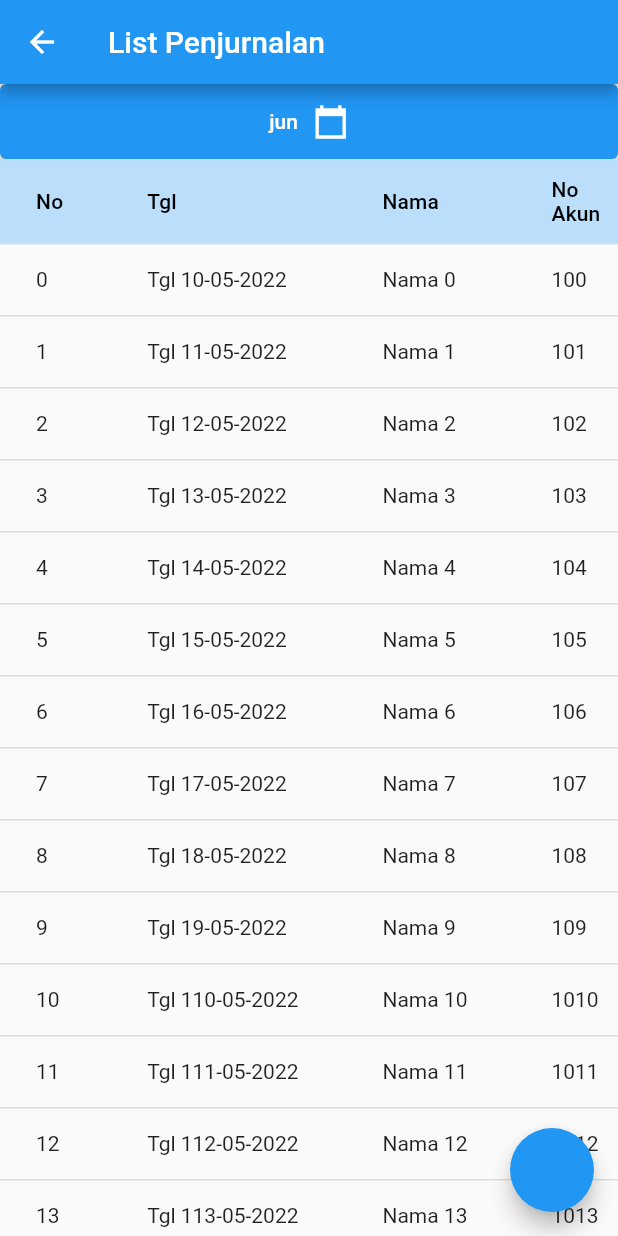
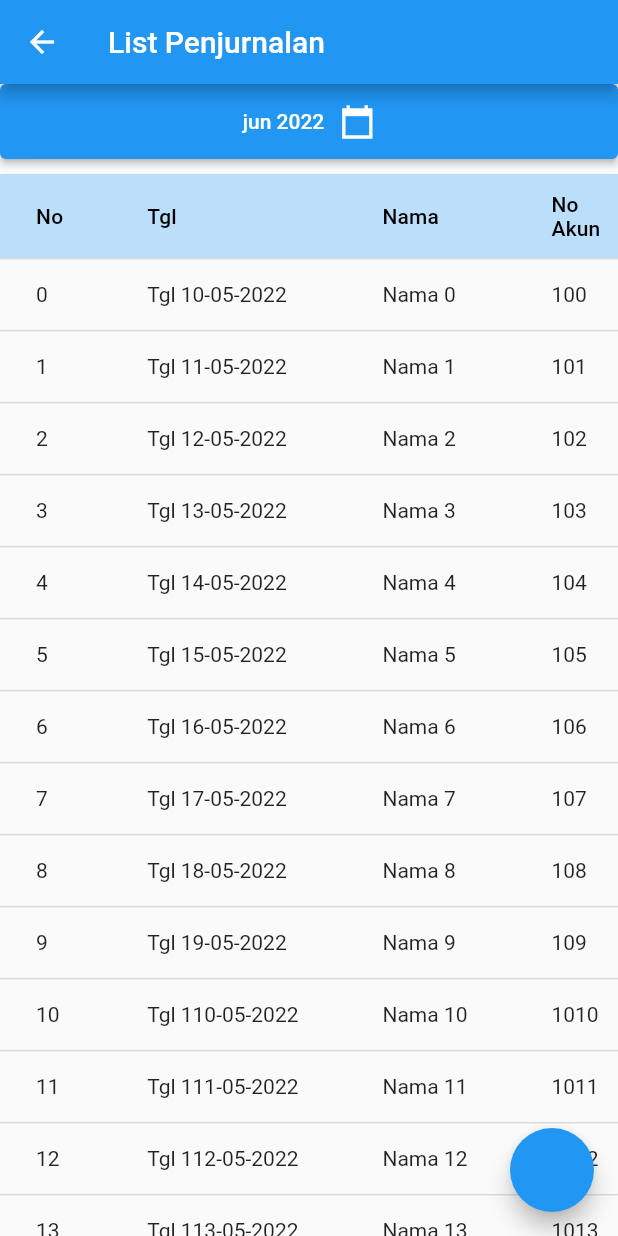
Before and after one commit to mlatifr/klinik_mata_pangkalan_bun, a Flutter app: the ListPenjurnalan screen opened directly, on a phone screen of 412 x 824 dp. Run offline on Flutter 3.47's test engine with Material 2 defaults, Android fonts, the phone set to English and light mode, and no system bars; our stand-ins replace get, shared_preferences; missing offline and left inert: month_year_picker; accounts and stored records are empty.

Commit message:
month picker

```diff
--- a/lib/akuntan/page_input_penjurnalan/views/list_penjurnalan.dart
+++ b/lib/akuntan/page_input_penjurnalan/views/list_penjurnalan.dart
@@ -33,6 +33,9 @@ class _ListPenjurnalanState extends State<ListPenjurnalan> {
         body: ListView(
           children: [
             Row(mainAxisAlignment: MainAxisAlignment.center, children: [
+              SizedBox(
+                height: 10,
+              ),
               ElevatedButton(
                   style: ElevatedButton.styleFrom(
                       minimumSize: Size(MediaQuery.of(context).size.width, 50)),
@@ -40,17 +43,19 @@ class _ListPenjurnalanState extends State<ListPenjurnalan> {
                     showMonthYearPicker(
                       context: context,
                       initialDate: _bulanButton,
-                      firstDate: DateTime(2019),
-                      lastDate: DateTime(2023),
+                      firstDate: DateTime(2000),
+                      lastDate: DateTime.now(),
                     ).then((value) {
                       setState(() {
-                        _bulanButton = value;
+                        if (_bulanButton != null) _bulanButton = value;
+                        if (_bulanButton == null) _bulanButton = DateTime.now();
                       });
                     });
                   },
                   child: Row(
                     children: [
-                      Text('${_months[_bulanButton.month - 1]}'),
+                      Text(
+                          '${_months[_bulanButton.month - 1]} ${_bulanButton.year}'),
                       SizedBox(
                         width: 10,
                       ),
@@ -62,6 +67,10 @@ class _ListPenjurnalanState extends State<ListPenjurnalan> {
                     ],
                   ))
             ]),
+            SizedBox(
+              height: 10,
+            ),
+            // if(listPenjurnalan!=null)
             SingleChildScrollView(
                 scrollDirection: Axis.horizontal,
                 child: DataTable(
```
